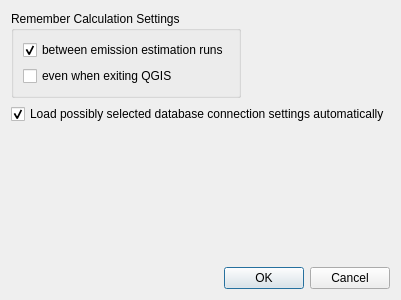
The window that ui/ykr_tool_user_settings.ui (ernoma/assesclimateimpact) describes before a commit, drawn with Qt 5.
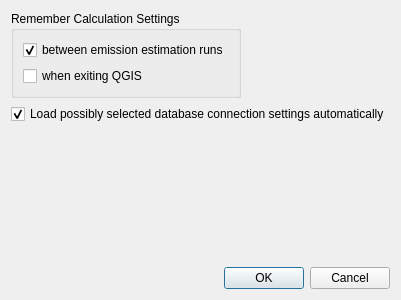
The same window after the commit.

Commit message: Correct a few UI text bugs

What changed in the file:
```diff
--- a/ui/ykr_tool_user_settings.ui
+++ b/ui/ykr_tool_user_settings.ui
@@ -52,7 +52,7 @@
              <string>This settings affects the runs in the separate QGIS sessions</string>
             </property>
             <property name="text">
-             <string>even when exiting QGIS</string>
+             <string>when exiting QGIS</string>
             </property>
             <property name="checked">
              <bool>false</bool>
```
The commit also changes 2 other files.
